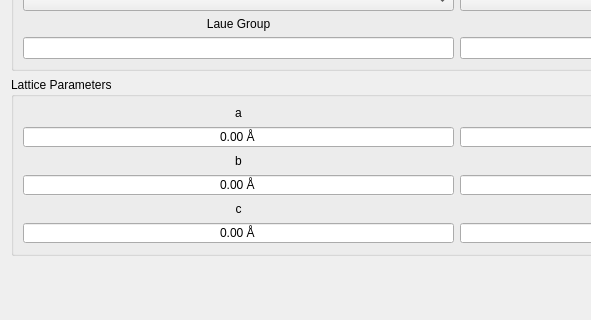
First picture: the form in hexrd/ui/resources/ui/add_material_dialog.ui, repository HEXRD/hexrdgui, before the edit; both pictures show x 0 to 591 and y 188 to 508 of the 999 by 508 pixel window.
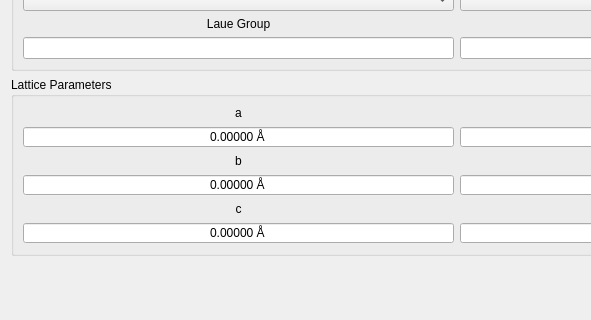
Second picture: the form after the edit.

Commit message:
Increase digits for Add Material dialog
Increase sig figs from 2 to 5 for lattice parameters a, b, and c. Should solve #23.

```diff
--- a/hexrd/ui/resources/ui/add_material_dialog.ui
+++ b/hexrd/ui/resources/ui/add_material_dialog.ui
@@ -339,6 +339,9 @@
           <property name="suffix">
            <string> Å</string>
           </property>
+          <property name="decimals">
+           <number>5</number>
+          </property>
           <property name="maximum">
            <double>1000.000000000000000</double>
           </property>
@@ -429,6 +432,9 @@
           <property name="suffix">
            <string> Å</string>
           </property>
+          <property name="decimals">
+           <number>5</number>
+          </property>
           <property name="maximum">
            <double>1000.000000000000000</double>
           </property>
@@ -448,6 +454,9 @@
           <property name="suffix">
            <string> Å</string>
           </property>
+          <property name="decimals">
+           <number>5</number>
+          </property>
           <property name="maximum">
            <double>1000.000000000000000</double>
           </property>
```
